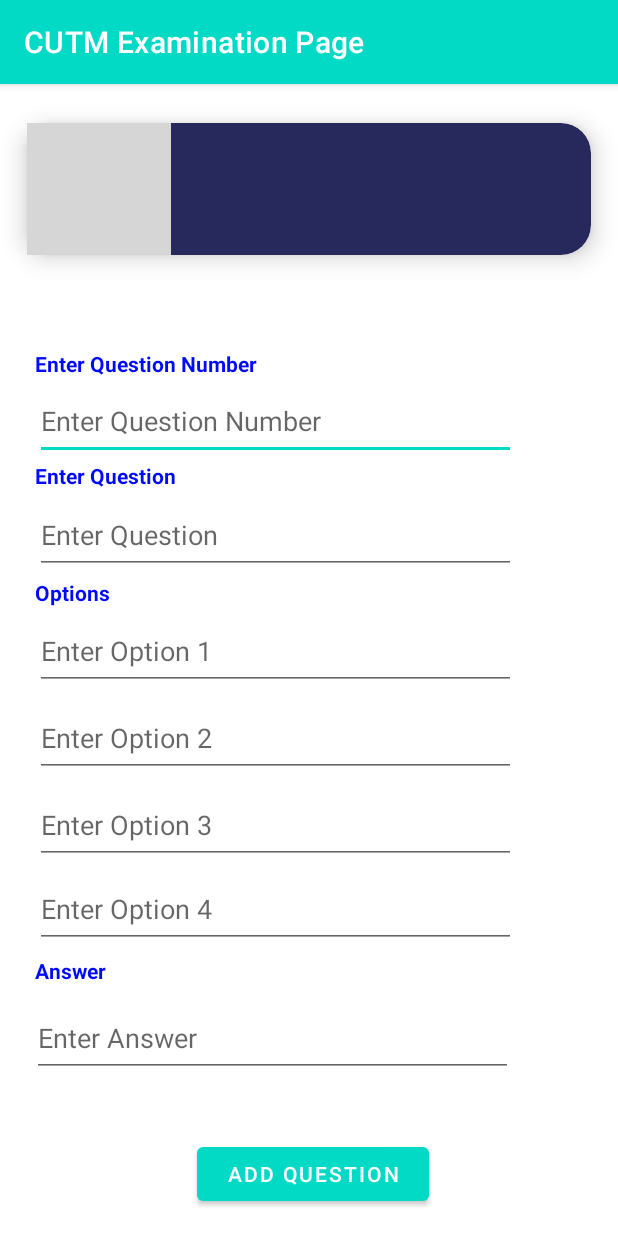
After one commit to KiranKumarMalik/Centurion-Examination-System, an Android app: the Admin_add_question screen opened directly, with no data from a screen before it, on a phone screen of 412 x 824 dp. The commit adds this screen. Run offline under Robolectric (Android 15) with nearby library versions, the phone set to English and light mode, and no system bars; Roboto replaces fonts that are not available here; grey boxes are pictures that could not be loaded.

Commit message:
adding new changes in code

```diff
--- a/app/src/main/AndroidManifest.xml
+++ b/app/src/main/AndroidManifest.xml
@@ -12,6 +12,9 @@
         android:supportsRtl="true"
         android:theme="@style/Theme.RelativeLayoutLoginPage"
         tools:targetApi="31">
+        <activity
+            android:name=".Admin_add_question"
+            android:exported="false" />
         <activity
             android:name=".Student_notice"
             android:exported="false" />
--- /dev/null
+++ b/app/src/main/java/com/example/relativelayoutloginpage/Admin_add_question.java
@@ -0,0 +1,16 @@
+package com.example.relativelayoutloginpage;
+
+import androidx.appcompat.app.AppCompatActivity;
+
+import android.os.Bundle;
+
+public class Admin_add_question extends AppCompatActivity {
+
+    @Override
+    protected void onCreate(Bundle savedInstanceState) {
+        super.onCreate(savedInstanceState);
+        setContentView(R.layout.activity_admin_add_question);
+
+
+    }
+}
--- a/app/src/main/java/com/example/relativelayoutloginpage/admin_create_exam.java
+++ b/app/src/main/java/com/example/relativelayoutloginpage/admin_create_exam.java
@@ -4,15 +4,19 @@
 import androidx.cardview.widget.CardView;
 
 import android.annotation.SuppressLint;
+import android.content.Intent;
 import android.os.Bundle;
 import android.view.View;
 import android.widget.AdapterView;
 import android.widget.ArrayAdapter;
+import android.widget.Button;
 import android.widget.Spinner;
 
 import java.util.ArrayList;
 
 public class admin_create_exam extends AppCompatActivity {
+
+    private Button submit;
 
     Spinner campus, school, program, branch;
     ArrayList<String> arrIds = new ArrayList<>();
@@ -25,16 +29,31 @@
     ArrayList<String> arrayList_btech, arrayList_mtech, arrayList_bop, arrayList_mop, arrayList_dop, arrayList_soasbsc,arrayList_mca, arrayList_bca, arrayList_sofsbsc, arrayList_sofsmsc, arrayList_bmc, arrayList_somcbsc, arrayList_sopbsc, arrayList_sopboptt, arrayList_sopbp, arrayList_sopmsc, arrayList_sopdiploma, arrayList_bc, arrayList_bba, arrayList_mba, arrayList_diploma;
     ArrayAdapter<String> arrayAdapter_branch, arrayAdapter_pharmacy_branch;
 
+
+
     @SuppressLint("MissingInflatedId")
     @Override
     protected void onCreate(Bundle savedInstanceState) {
         super.onCreate(savedInstanceState);
         setContentView(R.layout.activity_admin_create_exam);
 
+        submit = (Button) findViewById(R.id.submit_create_exam);
         campus = (Spinner) findViewById(R.id.campus_spinner);
         school = (Spinner) findViewById(R.id.school_spinner);
         program = (Spinner) findViewById(R.id.program_spinner);
         branch = (Spinner) findViewById(R.id.branch_spinner);
+
+        submit.setOnClickListener(new View.OnClickListener() {
+            @Override
+            public void onClick(View v) {
+                openNewActivity();
+            }
+        });
+    }
+    public void openNewActivity(){
+        Intent intent = new Intent(this, Admin_add_question.class);
+        startActivity(intent);
+
 
         campus = findViewById(R.id.campus_spinner);
         //Spinner
--- /dev/null
+++ b/app/src/main/res/layout/activity_admin_add_question.xml
@@ -0,0 +1,197 @@
+<?xml version="1.0" encoding="utf-8"?>
+<RelativeLayout xmlns:android="http://schemas.android.com/apk/res/android"
+    xmlns:app="http://schemas.android.com/apk/res-auto"
+    xmlns:tools="http://schemas.android.com/tools"
+    android:layout_width="match_parent"
+    android:layout_height="match_parent"
+    tools:context=".Admin_add_question">
+
+    <androidx.cardview.widget.CardView
+        android:layout_width="match_parent"
+        android:layout_height="136dp"
+        android:layout_alignParentStart="true"
+        android:layout_alignParentTop="true"
+        android:layout_marginStart="0dp"
+        android:layout_marginTop="2dp"
+        app:cardBackgroundColor="#27285C"
+        app:cardCornerRadius="20dp"
+        app:cardElevation="10dp"
+        app:cardMaxElevation="12dp"
+        app:cardPreventCornerOverlap="true"
+        app:cardUseCompatPadding="true"
+        tools:ignore="ExtraText">>
+
+        <ImageView
+            android:id="@+id/imageView8"
+            android:layout_width="wrap_content"
+            android:layout_height="wrap_content"
+            app:srcCompat="@drawable/cutmlogo" />
+    </androidx.cardview.widget.CardView>
+
+    <TextView
+        android:id="@+id/campus_text"
+        android:layout_width="255dp"
+        android:layout_height="wrap_content"
+        android:layout_alignParentStart="true"
+        android:layout_alignParentEnd="true"
+        android:layout_alignParentBottom="true"
+        android:layout_marginStart="23dp"
+        android:layout_marginEnd="133dp"
+        android:layout_marginBottom="572dp"
+        android:text="Enter Question Number"
+        android:textColor="#0009ff"
+        android:textStyle="bold" />
+
+    <TextView
+        android:id="@+id/question"
+        android:layout_width="255dp"
+        android:layout_height="wrap_content"
+        android:layout_alignParentStart="true"
+        android:layout_alignParentEnd="true"
+        android:layout_alignParentBottom="true"
+        android:layout_marginStart="23dp"
+        android:layout_marginEnd="134dp"
+        android:layout_marginBottom="497dp"
+        android:text="Enter Question"
+        android:textColor="#0009ff"
+        android:textStyle="bold" />
+
+    <TextView
+        android:id="@+id/question2"
+        android:layout_width="255dp"
+        android:layout_height="wrap_content"
+        android:layout_alignParentStart="true"
+        android:layout_alignParentEnd="true"
+        android:layout_alignParentBottom="true"
+        android:layout_marginStart="23dp"
+        android:layout_marginEnd="134dp"
+        android:layout_marginBottom="419dp"
+        android:text="Options"
+        android:textColor="#0009ff"
+        android:textStyle="bold" />
+
+    <TextView
+        android:id="@+id/question3"
+        android:layout_width="255dp"
+        android:layout_height="wrap_content"
+        android:layout_alignParentStart="true"
+        android:layout_alignParentEnd="true"
+        android:layout_alignParentBottom="true"
+        android:layout_marginStart="23dp"
+        android:layout_marginEnd="134dp"
+        android:layout_marginBottom="167dp"
+        android:text="Answer"
+        android:textColor="#0009ff"
+        android:textStyle="bold" />
+
+    <com.google.android.material.textfield.TextInputLayout
+        android:layout_width="match_parent"
+        android:layout_height="wrap_content"
+        android:layout_alignParentBottom="true"
+        android:layout_marginBottom="675dp">
+
+    </com.google.android.material.textfield.TextInputLayout>
+
+    <com.google.android.material.textfield.TextInputEditText
+        android:layout_width="wrap_content"
+        android:layout_height="51dp"
+        android:layout_alignParentStart="true"
+        android:layout_alignParentEnd="true"
+        android:layout_alignParentBottom="true"
+        android:layout_marginStart="23dp"
+        android:layout_marginEnd="68dp"
+        android:layout_marginBottom="517dp"
+        android:hint="Enter Question Number"
+        tools:ignore="TouchTargetSizeCheck" />
+
+    <com.google.android.material.textfield.TextInputEditText
+        android:id="@+id/editText"
+        android:layout_width="wrap_content"
+        android:layout_height="51dp"
+        android:layout_alignParentStart="true"
+        android:layout_alignParentEnd="true"
+        android:layout_alignParentBottom="true"
+        android:layout_marginStart="23dp"
+        android:layout_marginEnd="68dp"
+        android:layout_marginBottom="441dp"
+        android:hint="Enter Question"
+        tools:ignore="TouchTargetSizeCheck" />
+
+    <com.google.android.material.textfield.TextInputEditText
+        android:id="@+id/editText3"
+        android:layout_width="wrap_content"
+        android:layout_height="51dp"
+        android:layout_alignParentStart="true"
+        android:layout_alignParentEnd="true"
+        android:layout_alignParentBottom="true"
+        android:layout_marginStart="23dp"
+        android:layout_marginEnd="68dp"
+        android:layout_marginBottom="364dp"
+        android:hint="Enter Option 1"
+        tools:ignore="TouchTargetSizeCheck" />
+
+    <com.google.android.material.textfield.TextInputEditText
+        android:id="@+id/editText4"
+        android:layout_width="wrap_content"
+        android:layout_height="51dp"
+        android:layout_alignParentStart="true"
+        android:layout_alignParentEnd="true"
+        android:layout_alignParentBottom="true"
+        android:layout_marginStart="23dp"
+        android:layout_marginEnd="68dp"
+        android:layout_marginBottom="306dp"
+        android:hint="Enter Option 2"
+        tools:ignore="TouchTargetSizeCheck" />
+
+    <com.google.android.material.textfield.TextInputEditText
+        android:id="@+id/editText5"
+        android:layout_width="wrap_content"
+        android:layout_height="51dp"
+        android:layout_alignParentStart="true"
+        android:layout_alignParentEnd="true"
+        android:layout_alignParentBottom="true"
+        android:layout_marginStart="23dp"
+        android:layout_marginEnd="68dp"
+        android:layout_marginBottom="248dp"
+        android:hint="Enter Option 3"
+        tools:ignore="TouchTargetSizeCheck" />
+
+    <com.google.android.material.textfield.TextInputEditText
+        android:id="@+id/editText6"
+        android:layout_width="wrap_content"
+        android:layout_height="51dp"
+        android:layout_alignParentStart="true"
+        android:layout_alignParentEnd="true"
+        android:layout_alignParentBottom="true"
+        android:layout_marginStart="23dp"
+        android:layout_marginEnd="68dp"
+        android:layout_marginBottom="192dp"
+        android:hint="Enter Option 4"
+        tools:ignore="TouchTargetSizeCheck" />
+
+    <com.google.android.material.textfield.TextInputEditText
+        android:id="@+id/editText7"
+        android:layout_width="wrap_content"
+        android:layout_height="51dp"
+        android:layout_alignParentStart="true"
+        android:layout_alignParentEnd="true"
+        android:layout_alignParentBottom="true"
+        android:layout_marginStart="21dp"
+        android:layout_marginEnd="70dp"
+        android:layout_marginBottom="106dp"
+        android:hint="Enter Answer"
+        tools:ignore="TouchTargetSizeCheck" />
+
+    <Button
+        android:id="@+id/button3"
+        android:layout_width="153dp"
+        android:layout_height="wrap_content"
+        android:layout_alignParentStart="true"
+        android:layout_alignParentEnd="true"
+        android:layout_alignParentBottom="true"
+        android:layout_marginStart="131dp"
+        android:layout_marginEnd="126dp"
+        android:layout_marginBottom="17dp"
+        android:text="Add Question" />
+
+</RelativeLayout>
--- a/app/src/main/res/layout/activity_admin_create_exam.xml
+++ b/app/src/main/res/layout/activity_admin_create_exam.xml
@@ -167,5 +167,17 @@
         android:background="#D3D3D3"
         tools:ignore="SpeakableTextPresentCheck,TouchTargetSizeCheck" />
 
+    <Button
+        android:id="@+id/submit_create_exam"
+        android:layout_width="111dp"
+        android:layout_height="wrap_content"
+        android:layout_alignParentStart="true"
+        android:layout_alignParentEnd="true"
+        android:layout_alignParentBottom="true"
+        android:layout_marginStart="151dp"
+        android:layout_marginEnd="149dp"
+        android:layout_marginBottom="158dp"
+        android:text="Submit" />
+
 
 </RelativeLayout>
--- a/app/src/main/res/layout/activity_student_result.xml
+++ b/app/src/main/res/layout/activity_student_result.xml
@@ -27,17 +27,6 @@
             android:layout_height="wrap_content"
             app:srcCompat="@drawable/cutmlogo" />
     </androidx.cardview.widget.CardView>
-
-    <ScrollView
-        android:layout_width="match_parent"
-        android:layout_height="match_parent"
-        tools:ignore="SpeakableTextPresentCheck">
-
-        <LinearLayout
-            android:layout_width="match_parent"
-            android:layout_height="wrap_content"
-            android:orientation="vertical" />
-    </ScrollView>
 
     <androidx.cardview.widget.CardView
         android:layout_width="match_parent"
@@ -110,6 +99,16 @@
         app:cardPreventCornerOverlap="true"
         app:cardUseCompatPadding="true">>
 
+        <ScrollView
+            android:layout_width="match_parent"
+            android:layout_height="match_parent"
+            tools:ignore="SpeakableTextPresentCheck">
+
+            <LinearLayout
+                android:layout_width="match_parent"
+                android:layout_height="wrap_content"
+                android:orientation="vertical" />
+        </ScrollView>
     </androidx.cardview.widget.CardView>
 
 </RelativeLayout>
--- a/build.gradle
+++ b/build.gradle
@@ -4,6 +4,6 @@
     }
 }// Top-level build file where you can add configuration options common to all sub-projects/modules.
 plugins {
-    id 'com.android.application' version '7.4.2' apply false
-    id 'com.android.library' version '7.4.2' apply false
+    id 'com.android.application' version '8.0.0' apply false
+    id 'com.android.library' version '8.0.0' apply false
 }
--- a/gradle.properties
+++ b/gradle.properties
@@ -19,3 +19,5 @@
 # resources declared in the library itself and none from the library's dependencies,
 # thereby reducing the size of the R class for that library
 android.nonTransitiveRClass=true
+android.defaults.buildfeatures.buildconfig=true
+android.nonFinalResIds=false
```
Also changed, not shown: gradle/wrapper/gradle-wrapper.properties.
